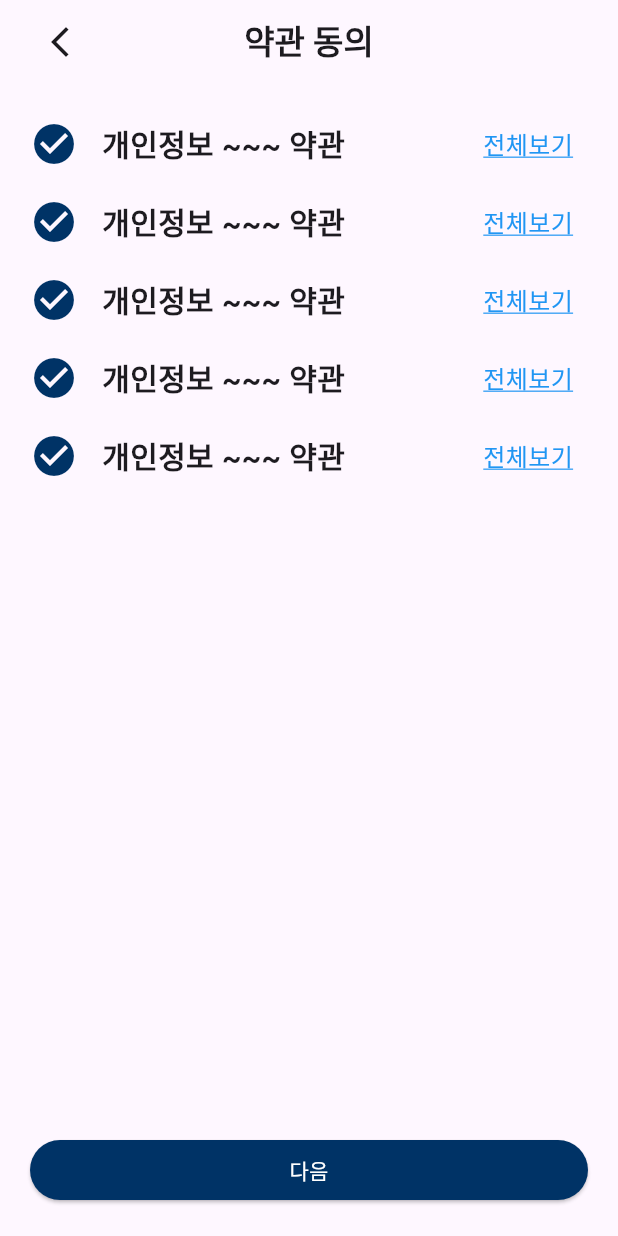
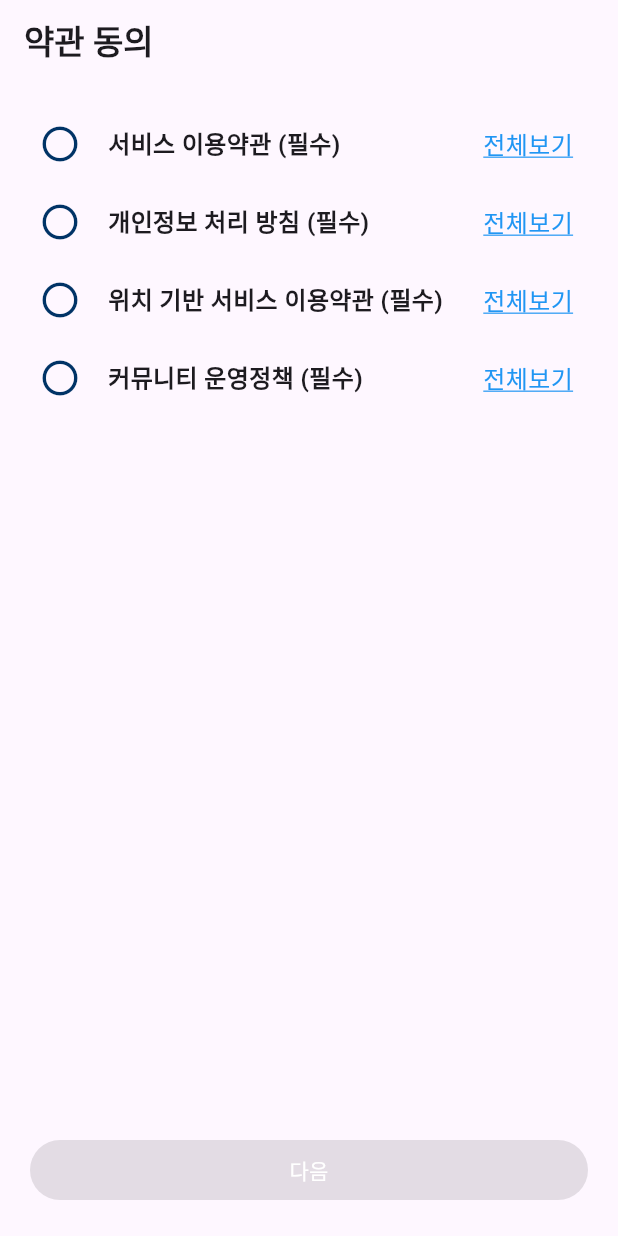
Before and after one commit to ENKH123/MiddleProject_ofcourse_ofcourse, a Flutter app: the TermsAgreeScreen screen opened by its route, on a phone screen of 412 x 824 dp. Run offline on Flutter 3.47's test engine with Material 3 defaults, Android fonts, the phone set to English and light mode, and no system bars; our stand-ins replace go_router, google_sign_in, image_picker, supabase_flutter; accounts and stored records are empty.

Commit message:
약관 동의 후 프로필 입력 후 프로필 입력 화면 이동

```diff
--- a/lib/main.dart
+++ b/lib/main.dart
@@ -14,6 +14,7 @@ import 'package:of_course/screens/terms_mypage_screen.dart';
 import 'package:of_course/screens/view_my_post_page.dart';
 import 'package:of_course/screens/write_course_page.dart';
 import 'package:of_course/viewmodels/login_viewmodel.dart';
+import 'package:of_course/viewmodels/terms_viewmodel.dart';
 import 'package:provider/provider.dart';
 import 'package:supabase_flutter/supabase_flutter.dart';
 
@@ -30,6 +31,7 @@ Future<void> main() async {
     MultiProvider(
       providers: [
         ChangeNotifierProvider(create: (context) => LoginViewModel()),
+        ChangeNotifierProvider(create: (context) => TermsViewModel()),
       ],
       child: const MyApp(),
     ),
--- a/lib/screens/login_screen.dart
+++ b/lib/screens/login_screen.dart
@@ -19,7 +19,7 @@ class LoginScreen extends StatelessWidget {
                 context.go('/home'); // context.go를 사용하여 이전 스택을 지웁니다.
               } else {
                 // userAccount가 없으면 (예: 신규 사용자) '/register'로 이동
-                context.push('/register');
+                context.push('/terms');
               }
             }
 
--- a/lib/screens/register_screen.dart
+++ b/lib/screens/register_screen.dart
@@ -7,6 +7,7 @@ class RegisterScreen extends StatelessWidget {
   Widget build(BuildContext context) {
     return Scaffold(
       backgroundColor: Color(0xffFAFAFA),
+      appBar: AppBar(),
       body: SafeArea(
         child: Stack(
           children: [
--- a/lib/screens/terms_agree_screen.dart
+++ b/lib/screens/terms_agree_screen.dart
@@ -1,4 +1,8 @@
 import 'package:flutter/material.dart';
+import 'package:go_router/go_router.dart';
+import 'package:of_course/viewmodels/terms_viewmodel.dart';
+import 'package:provider/provider.dart';
+import 'package:url_launcher/url_launcher.dart';
 
 class TermsAgreeScreen extends StatelessWidget {
   const TermsAgreeScreen({super.key});
@@ -6,9 +10,16 @@ class TermsAgreeScreen extends StatelessWidget {
   @override
   Widget build(BuildContext context) {
     return Scaffold(
-      appBar: AppBar(title: TermsAgreeAppBar()),
+      appBar: AppBar(
+        title: const Text(
+          "약관 동의",
+          style: TextStyle(fontWeight: FontWeight.bold),
+        ),
+      ),
       body: SafeArea(
-        child: Padding(
+        child: Consumer<TermsViewModel>(
+          builder: (context, viewmodel, child) {
+            return Padding(
               padding: const EdgeInsets.all(20.0),
               child: Column(
                 mainAxisAlignment: MainAxisAlignment.spaceBetween,
@@ -16,16 +27,48 @@ class TermsAgreeScreen extends StatelessWidget {
                   Column(
                     spacing: 12,
                     children: [
-                  TermBox(),
-                  TermBox(),
-                  TermBox(),
-                  TermBox(),
-                  TermBox(),
+                      TermBox(
+                        termsName: '서비스 이용약관 (필수)',
+                        term: viewmodel.term01,
+                        onClick: () => viewmodel.termClick(1),
+                        termsLink:
+                            'https://mammoth-sassafras-ff5.notion.site/2a373873401a806bbd50c722ce583383?source=copy_link',
+                      ),
+                      TermBox(
+                        termsName: '개인정보 처리 방침 (필수)',
+                        term: viewmodel.term02,
+                        onClick: () => viewmodel.termClick(2),
+                        termsLink:
+                            'https://mammoth-sassafras-ff5.notion.site/2a373873401a80d4af70c36bfa4ce66a?source=copy_link',
+                      ),
+                      TermBox(
+                        termsName: '위치 기반 서비스 이용약관 (필수)',
+                        term: viewmodel.term03,
+                        onClick: () => viewmodel.termClick(3),
+                        termsLink:
+                            'https://mammoth-sassafras-ff5.notion.site/2a373873401a80b580eeefcb509a369b?source=copy_link',
+                      ),
+                      TermBox(
+                        termsName: '커뮤니티 운영정책 (필수)',
+                        term: viewmodel.term04,
+                        onClick: () => viewmodel.termClick(4),
+                        termsLink:
+                            'https://mammoth-sassafras-ff5.notion.site/2a373873401a80b1aefdde811dfc7ecf?source=copy_link',
+                      ),
                     ],
                   ),
-              NextButton(),
+                  NextButton(
+                    allCheck: viewmodel.allTermsAgreed
+                        ? () {
+                            context.push('/register');
+                            // viewmodel.DisAgree();
+                          }
+                        : null,
+                  ),
                 ],
               ),
+            );
+          },
         ),
       ),
     );
@@ -33,7 +76,17 @@ class TermsAgreeScreen extends StatelessWidget {
 }
 
 class TermBox extends StatelessWidget {
-  const TermBox({super.key});
+  final String termsName;
+  final bool term;
+  final String termsLink;
+  final VoidCallback onClick;
+  const TermBox({
+    super.key,
+    required this.termsLink,
+    required this.termsName,
+    required this.term,
+    required this.onClick,
+  });
 
   @override
   Widget build(BuildContext context) {
@@ -44,29 +97,35 @@ class TermBox extends StatelessWidget {
         mainAxisAlignment: MainAxisAlignment.spaceBetween,
         children: [
           Row(
-            spacing: 16,
+            spacing: 12,
             crossAxisAlignment: CrossAxisAlignment.center,
             children: [
               GestureDetector(
-                onTap: () {
-                  print("아이콘 눌림");
-                },
+                onTap: onClick,
+                child: SizedBox(
+                  width: 40,
+                  height: 40,
                   child: Icon(
-                  Icons.check_circle,
+                    term ? Icons.check_circle : Icons.circle_outlined,
                     color: Color(0xff003366),
-                  size: 32,
+                    size: 28,
+                  ),
                 ),
               ),
 
               Text(
-                "개인정보 ~~~ 약관",
-                style: TextStyle(fontWeight: FontWeight.bold, fontSize: 20),
+                termsName,
+                style: TextStyle(fontWeight: FontWeight.bold, fontSize: 16),
               ),
             ],
           ),
           GestureDetector(
-            onTap: () {
+            onTap: () async {
               print("전체보기 눌림");
+              final uri = Uri.parse(termsLink);
+              if (await canLaunchUrl(uri)) {
+                await launchUrl(uri);
+              }
             },
             // 버튼 영역 확장을 위해 SizedBox 사용
             child: SizedBox(
@@ -92,7 +151,8 @@ class TermBox extends StatelessWidget {
 }
 
 class NextButton extends StatelessWidget {
-  const NextButton({super.key});
+  final VoidCallback? allCheck;
+  const NextButton({super.key, required this.allCheck});
 
   @override
   Widget build(BuildContext context) {
@@ -100,43 +160,9 @@ class NextButton extends StatelessWidget {
       width: double.maxFinite,
       child: ElevatedButton(
         style: ElevatedButton.styleFrom(backgroundColor: Color(0xff003366)),
-        onPressed: () {
-          print("다음 버튼 눌림");
-        },
+        onPressed: allCheck,
         child: Text("다음", style: TextStyle(color: Colors.white)),
       ),
     );
   }
 }
-
-class TermsAgreeAppBar extends StatelessWidget {
-  const TermsAgreeAppBar({super.key});
-
-  @override
-  Widget build(BuildContext context) {
-    return Row(
-      children: [
-        Expanded(
-          child: Align(
-            alignment: Alignment.centerLeft,
-            child: IconButton(
-              onPressed: () {
-                print("뒤로가기 버튼 눌림");
-              },
-              icon: Icon(Icons.arrow_back_ios_new),
-            ),
-          ),
-        ),
-        Expanded(
-          child: Center(
-            child: const Text(
-              "약관 동의",
-              style: TextStyle(fontWeight: FontWeight.bold),
-            ),
-          ),
-        ),
-        Expanded(child: SizedBox()),
-      ],
-    );
-  }
-}
--- /dev/null
+++ b/lib/viewmodels/terms_viewmodel.dart
@@ -0,0 +1,36 @@
+import 'package:flutter/cupertino.dart';
+
+class TermsViewModel with ChangeNotifier {
+  bool _term01 = false;
+  bool _term02 = false;
+  bool _term03 = false;
+  bool _term04 = false;
+
+  bool get term01 => _term01;
+  bool get term02 => _term02;
+  bool get term03 => _term03;
+  bool get term04 => _term04;
+
+  bool get allTermsAgreed => _term01 && _term02 && _term03 && _term04;
+
+  void termClick(int index) {
+    if (index == 1) {
+      _term01 = !_term01;
+    } else if (index == 2) {
+      _term02 = !_term02;
+    } else if (index == 3) {
+      _term03 = !_term03;
+    } else if (index == 4) {
+      _term04 = !_term04;
+    }
+    notifyListeners();
+  }
+
+  void termDisAgree() {
+    _term01 = !_term01;
+    _term02 = !_term02;
+    _term03 = !_term03;
+    _term04 = !_term04;
+    notifyListeners();
+  }
+}
```
Lines whose indentation alone changed are shown as unchanged.
